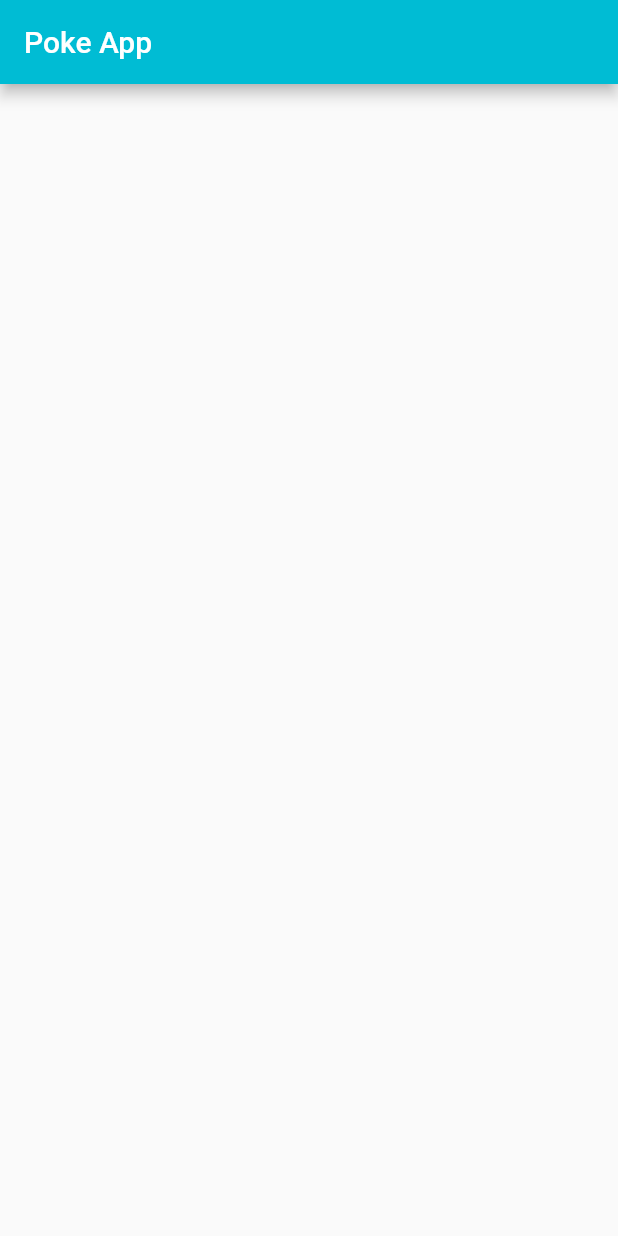
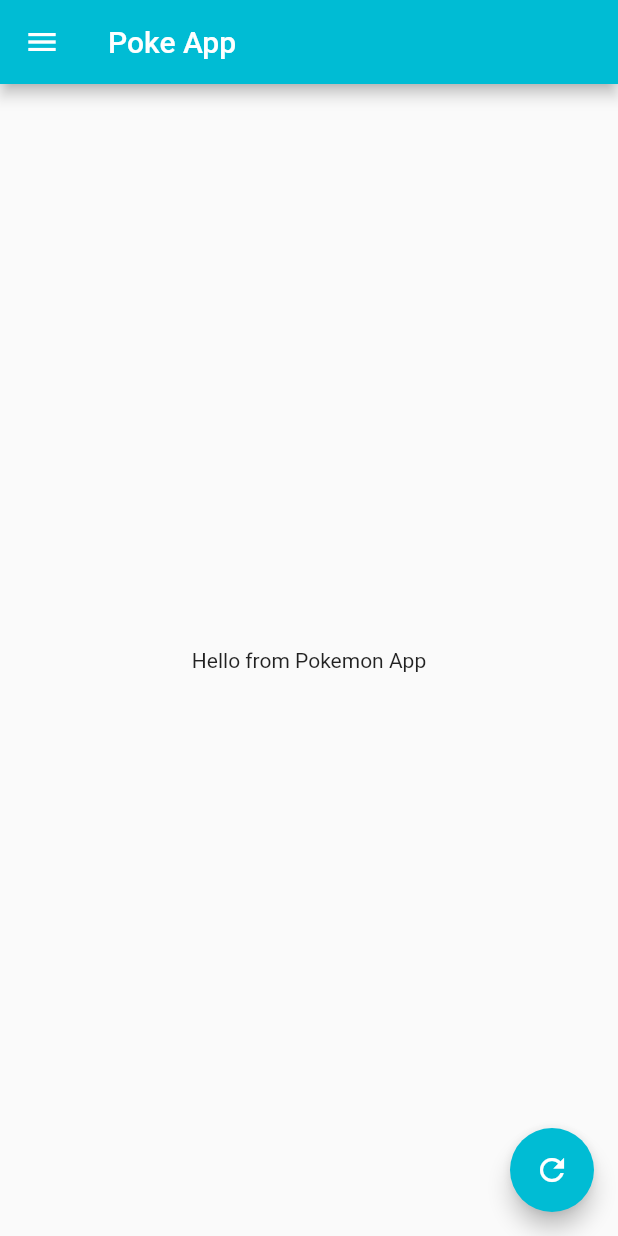
Before and after one commit to ZephIdeas/pokeapp, a Flutter app: the screen it shows after launch, on a phone screen of 412 x 824 dp. Run offline on Flutter 3.47's test engine with Material 2 defaults, Android fonts, the phone set to English and light mode, and no system bars.

Commit message:
Pattern de base de l'app

```diff
--- a/lib/main.dart
+++ b/lib/main.dart
@@ -1,4 +1,5 @@
 import 'package:flutter/material.dart';
+import 'package:http/http.dart' as http;
 
 void main()=>runApp(MaterialApp(
 
@@ -7,7 +8,24 @@ void main()=>runApp(MaterialApp(
     debugShowCheckedModeBanner: false,
 ));
 
-class HomePage extends StatelessWidget {
+class HomePage extends StatefulWidget {
+  @override
+  _HomePageState createState() => _HomePageState();
+}
+
+class _HomePageState extends State<HomePage> {
+
+  var url = "https://raw.githubusercontent.com/Biuni/PokemonGO-Pokedex/master/pokedex.json";
+
+  @override
+  void initState() {
+    super.initState();
+
+    fetchData();
+  }
+
+  fetchData() async{}
+
   @override
   Widget build(BuildContext context) {
     return Scaffold(
@@ -15,6 +33,18 @@ class HomePage extends StatelessWidget {
         title: Text("Poke App"),
         backgroundColor: Colors.cyan,
       ),
+
+      body: Center(
+        child: Text("Hello from Pokemon App"),
+      ) ,
+
+      drawer: Drawer(),
+      floatingActionButton: FloatingActionButton(
+        onPressed: (){},
+        backgroundColor: Colors.cyan,
+        child: Icon(Icons.refresh),
+
+      ),
     );
   }
 }
--- a/pubspec.yaml
+++ b/pubspec.yaml
@@ -17,6 +17,7 @@ environment:
   sdk: ">=2.1.0 <3.0.0"
 
 dependencies:
+  http: ^0.12.0+1
   flutter:
     sdk: flutter
 
```
Also changed, not shown: pubspec.lock.
